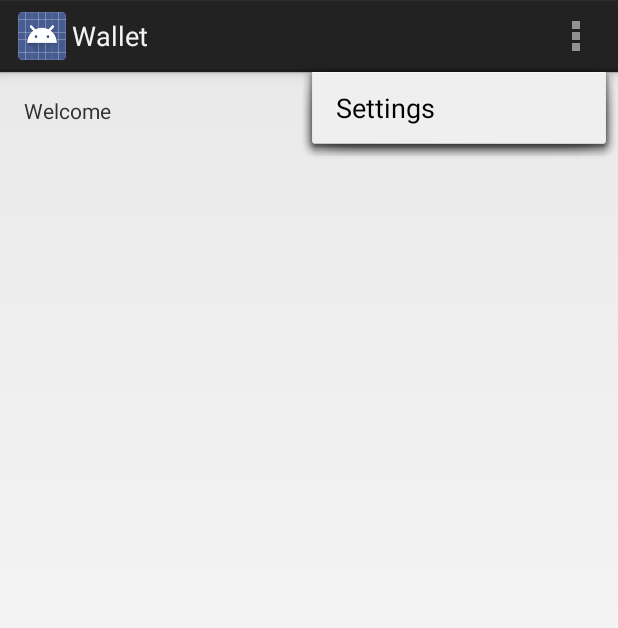
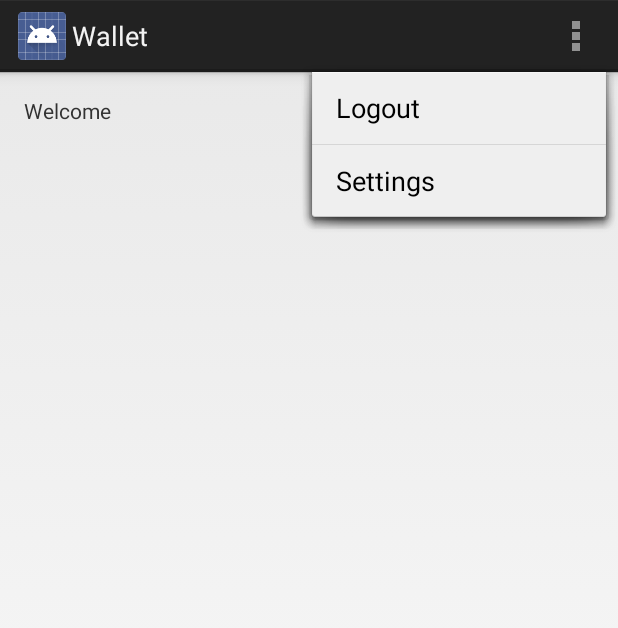
Before and after one commit to nfloresv/Wallet, an Android app: the HomeActivity screen opened directly, with no data from a screen before it, with the options menu open, on a phone screen of 412 x 824 dp. Shown: the top 628 px of the screen. Run offline under Robolectric (Android 15) with nearby library versions, the phone set to English and light mode, and no system bars.

Commit message:
Module to manage Credentials
Added Credentials.java a class that manage the user credentials.
Added a menu to make possible the logout.
Rename string variables for better understand.

```diff
--- /dev/null
+++ b/app/src/main/java/com/flores/nico/wallet/Credentials.java
@@ -0,0 +1,44 @@
+package com.flores.nico.wallet;
+
+import android.content.Context;
+import android.content.SharedPreferences;
+
+/**
+ * Created by nicoflores on 21-08-14.
+ */
+public class Credentials {
+    private Context context;
+    private SharedPreferences sharedPreferences;
+
+    public Credentials(Context context) {
+        this.context = context;
+        String preferences_file = context.getString(R.string.preferences_credentials);
+        sharedPreferences = context.getSharedPreferences(preferences_file, Context.MODE_PRIVATE);
+    }
+
+    public boolean setLoginData(String user_email, String user_password) {
+        SharedPreferences.Editor editor = sharedPreferences.edit();
+        editor.putString(context.getString(R.string.code_user_email), user_email);
+        editor.putString(context.getString(R.string.code_user_password), user_password);
+        return editor.commit();
+    }
+
+    public boolean isUserLoggedIn () {
+        String default_value = context.getString(R.string.code_no_user_signed_in);
+        String user_signed_in = sharedPreferences.getString(context.getString(R.string.code_user_email),
+                default_value);
+        return !user_signed_in.equalsIgnoreCase(default_value);
+    }
+
+    public String getUserEmail() {
+        String default_value = context.getString(R.string.code_no_user_signed_in);
+        return sharedPreferences.getString(context.getString(R.string.code_user_email),
+                default_value);
+    }
+
+    public boolean setLogout() {
+        SharedPreferences.Editor editor = sharedPreferences.edit();
+        editor.clear();
+        return editor.commit();
+    }
+}
--- a/app/src/main/java/com/flores/nico/wallet/HomeActivity.java
+++ b/app/src/main/java/com/flores/nico/wallet/HomeActivity.java
@@ -1,9 +1,7 @@
 package com.flores.nico.wallet;
 
 import android.app.Activity;
-import android.content.Context;
 import android.content.Intent;
-import android.content.SharedPreferences;
 import android.os.Bundle;
 import android.view.Menu;
 import android.view.MenuItem;
@@ -11,23 +9,21 @@ import android.widget.TextView;
 
 
 public class HomeActivity extends Activity {
-    public static final int LOGIN_CODE = 1;
+    public static final int LOGIN_CODE = 0x00001;
 
     @Override
     protected void onCreate(Bundle savedInstanceState) {
         super.onCreate(savedInstanceState);
         setContentView(R.layout.activity_home);
 
-        SharedPreferences sharedPreferences = getPreferences(Context.MODE_PRIVATE);
-        String default_value = getString(R.string.no_user_signed_in);
-        String user_signed_in = sharedPreferences.getString(getString(R.string.user_email),
-                default_value);
-        if (user_signed_in.equalsIgnoreCase(default_value)) {
+        Credentials credentials = new Credentials(getApplicationContext());
+        if (credentials.isUserLoggedIn()) {
+            String user_email = credentials.getUserEmail();
+            TextView userEmail = (TextView) findViewById(R.id.TVUserName);
+            userEmail.setText(user_email);
+        } else {
             Intent intent = new Intent(this, LoginActivity.class);
             startActivityForResult(intent, LOGIN_CODE);
-        } else {
-            TextView userEmail = (TextView) findViewById(R.id.TVUserName);
-            userEmail.setText(user_signed_in);
         }
     }
 
@@ -47,10 +43,19 @@ public class HomeActivity extends Activity {
         int id = item.getItemId();
         if (id == R.id.action_settings) {
             return true;
+        } else if (id == R.id.action_logout) {
+            Credentials credentials = new Credentials(getApplicationContext());
+            boolean result = credentials.setLogout();
+
+            TextView userEmail = (TextView) findViewById(R.id.TVUserName);
+            userEmail.setText("");
+
+            return result;
         }
         return super.onOptionsItemSelected(item);
     }
 
+    @Override
     public void onActivityResult(int requestCode, int resultCode, Intent data) {
         if (requestCode == LOGIN_CODE) {
             if (resultCode == RESULT_OK) {
@@ -60,11 +65,8 @@ public class HomeActivity extends Activity {
                 TextView userEmail = (TextView) findViewById(R.id.TVUserName);
                 userEmail.setText(emailText);
 
-                SharedPreferences sharedPreferences = getPreferences(Context.MODE_PRIVATE);
-                SharedPreferences.Editor editor = sharedPreferences.edit();
-                editor.putString(getString(R.string.user_email), emailText);
-                editor.putString(getString(R.string.user_password), passwordText);
-                editor.commit();
+                Credentials credentials = new Credentials(getApplicationContext());
+                credentials.setLoginData(emailText, passwordText);
             }
         }
     }
--- a/app/src/main/res/layout/activity_home.xml
+++ b/app/src/main/res/layout/activity_home.xml
@@ -14,7 +14,7 @@
         android:layout_height="wrap_content">
 
         <TextView
-            android:text="@string/welcome"
+            android:text="@string/view_welcome"
             android:layout_width="wrap_content"
             android:layout_height="wrap_content" />
         <TextView
--- a/app/src/main/res/menu/home.xml
+++ b/app/src/main/res/menu/home.xml
@@ -5,4 +5,8 @@
         android:title="@string/action_settings"
         android:orderInCategory="100"
         android:showAsAction="never" />
+    <item android:id="@+id/action_logout"
+          android:title="@string/action_logout"
+          android:orderInCategory="10"
+          android:showAsAction="never" />
 </menu>
--- a/app/src/main/res/values/strings.xml
+++ b/app/src/main/res/values/strings.xml
@@ -2,15 +2,17 @@
 <resources>
 
     <string name="app_name">Wallet</string>
+    <string name="title_activity_login">LoginActivity</string>
     <string name="action_settings">Settings</string>
-    <string name="title_activity_login">LoginActivity</string>
-    <string name="welcome">Welcome</string>
-    <string name="login">Login</string>
-    <string name="email">E-mail</string>
-    <string name="password">Password</string>
-    <string name="user_email">USER_EMAIL</string>
-    <string name="user_password">USER_PASSWORD</string>
-    <string name="no_user_signed_in">NO_USER</string>
+    <string name="action_logout">Logout</string>
+    <string name="preferences_credentials">com.flores.nico.CREDENTIALS_PREFERENCES</string>
+    <string name="view_welcome">Welcome</string>
+    <string name="view_login">Login</string>
+    <string name="view_email">E-mail</string>
+    <string name="view_password">Password</string>
+    <string name="code_user_email">com.flores.nico.USER_EMAIL</string>
+    <string name="code_user_password">com.flores.nico.USER_PASSWORD</string>
+    <string name="code_no_user_signed_in">com.flores.nico.NO_USER</string>
     <string name="hello_world">Hello world!</string>
 
 </resources>
```
Also changed, not shown: app/src/main/res/layout/activity_login.xml (+4 -7 lines).
